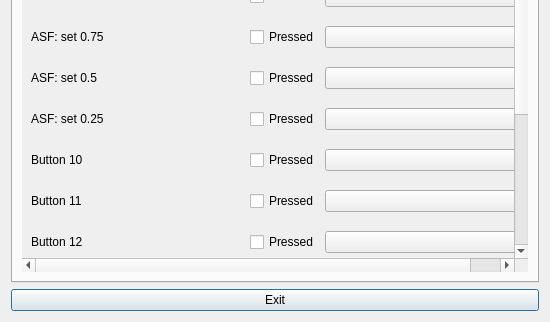
Old version of the form joysticksetupdialog.ui in the repository igorek-murrom/RovUI2; both pictures show x 0 to 550 and y 288 to 610 of the 550 by 610 pixel window.
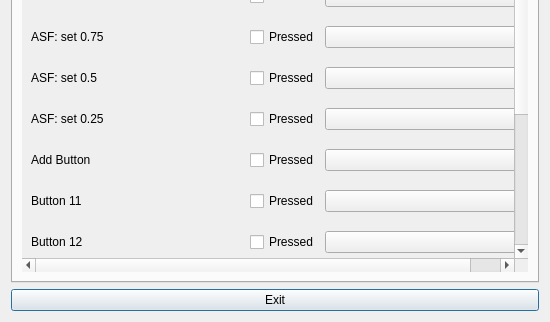
New version of the form. The open tabs and pages were chosen to show the change.

Commit message: fix z axe

```diff
--- a/joysticksetupdialog.ui
+++ b/joysticksetupdialog.ui
@@ -599,7 +599,7 @@
              <item>
               <widget class="QLabel" name="button10L">
                <property name="text">
-                <string>Button 10</string>
+                <string>Add Button</string>
                </property>
               </widget>
              </item>
```
Left out of the diff: 2 changed lines with no effect on the pictures. The commit also changes 2 other files.
